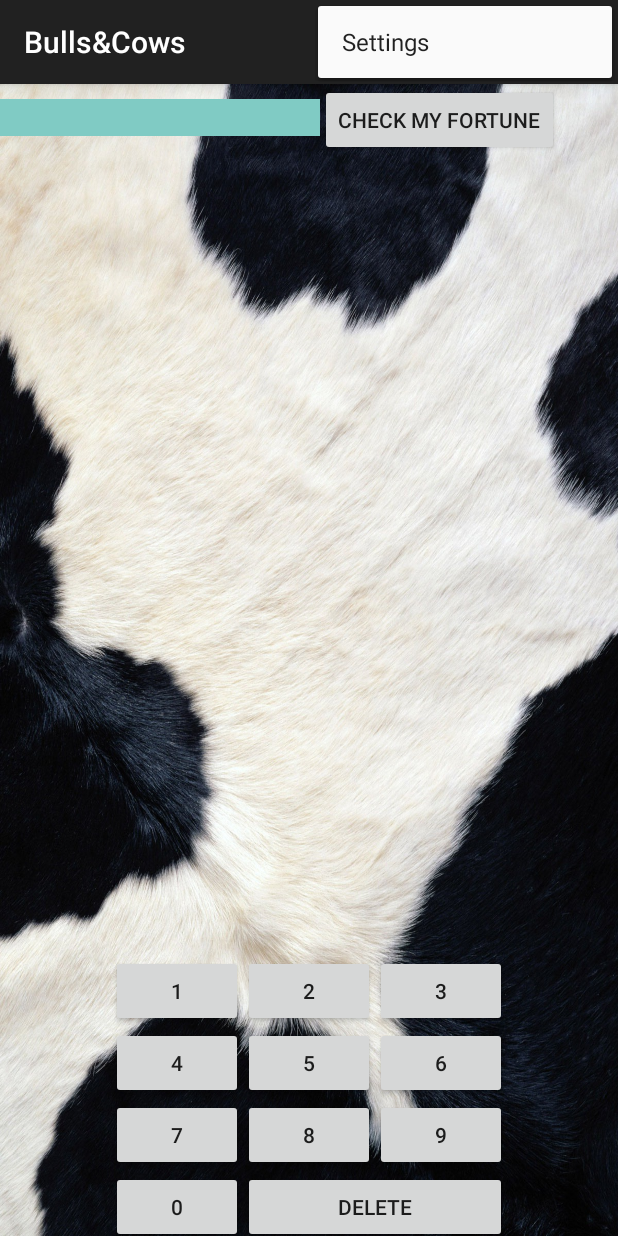
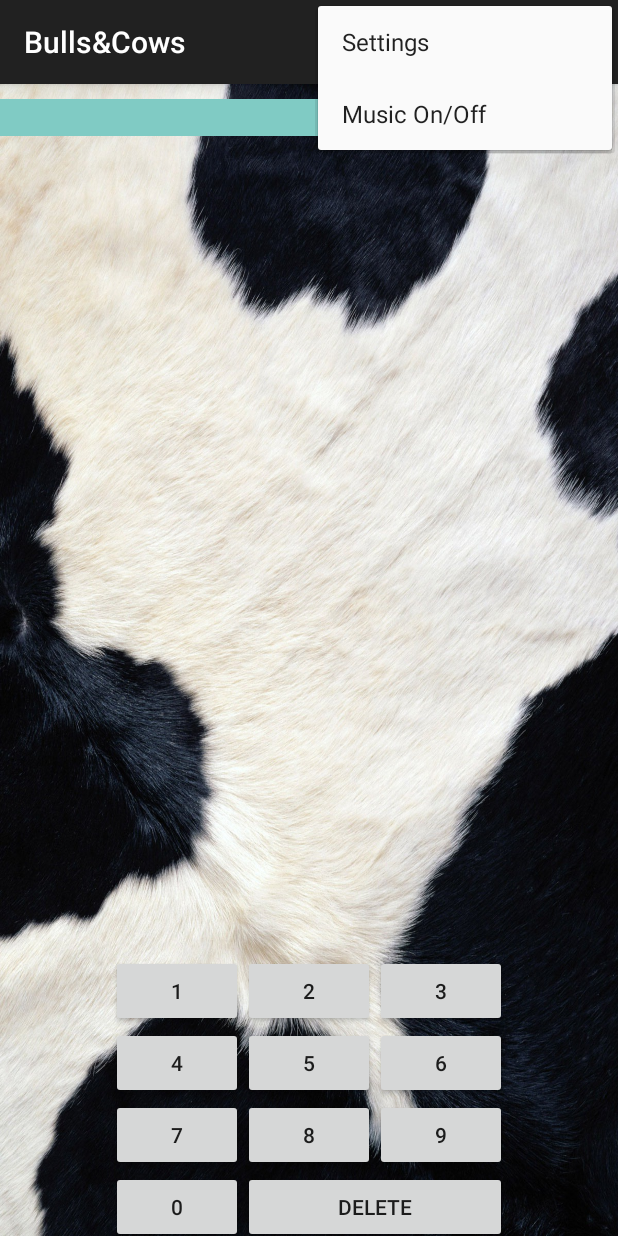
Before and after one commit to Gentrium/Bulls-Cows, an Android app: the screen it shows after launch (MainScreenActivity), with the options menu open, on a phone screen of 412 x 824 dp. Run offline under Robolectric (Android 15) with nearby library versions, the phone set to English and light mode, and no system bars.

Commit message:
16.04
With sound, disabled orientation complete delete button

```diff
--- a/app/src/main/AndroidManifest.xml
+++ b/app/src/main/AndroidManifest.xml
@@ -21,6 +21,7 @@
         android:theme="@style/AppTheme" >
         <activity
             android:name=".MainScreenActivity"
+            android:screenOrientation="portrait"
             android:label="@string/app_name" >
             <intent-filter>
                 <action android:name="android.intent.action.MAIN" />
@@ -28,6 +29,7 @@
                 <category android:name="android.intent.category.LAUNCHER" />
             </intent-filter>
         </activity>
+
 
         <service
             android:name=".BackgroundMusic"
--- a/app/src/main/res/menu/menu_main_screen.xml
+++ b/app/src/main/res/menu/menu_main_screen.xml
@@ -1,6 +1,11 @@
 <menu xmlns:android="http://schemas.android.com/apk/res/android"
     xmlns:app="http://schemas.android.com/apk/res-auto"
     xmlns:tools="http://schemas.android.com/tools" tools:context=".MainScreenActivity">
-    <item android:id="@+id/action_settings" android:title="@string/action_settings"
-        android:orderInCategory="100" app:showAsAction="never" />
+    <item android:id="@+id/action_settings"
+        android:title="@string/action_settings"
+        android:orderInCategory="100"
+        app:showAsAction="never" />
+    <item android:id="@+id/sound"
+        android:title="@string/sound_string"
+        android:orderInCategory="100"/>
 </menu>
--- a/app/src/main/res/values/strings.xml
+++ b/app/src/main/res/values/strings.xml
@@ -17,4 +17,6 @@
     <string name="zero">0</string>
     <string name="delete">Delete</string>
     <string name="zeroFirstError">Zero cannot be the first number</string>
+    <string name="sound_string">Music On/Off</string>
+    <string name="too_much_numbers">Too much numbers</string>
 </resources>
```
Also changed, not shown: app/src/main/java/com/example/home/bullscows/MainScreenActivity.java (+89 -12 lines), 3 other files.
